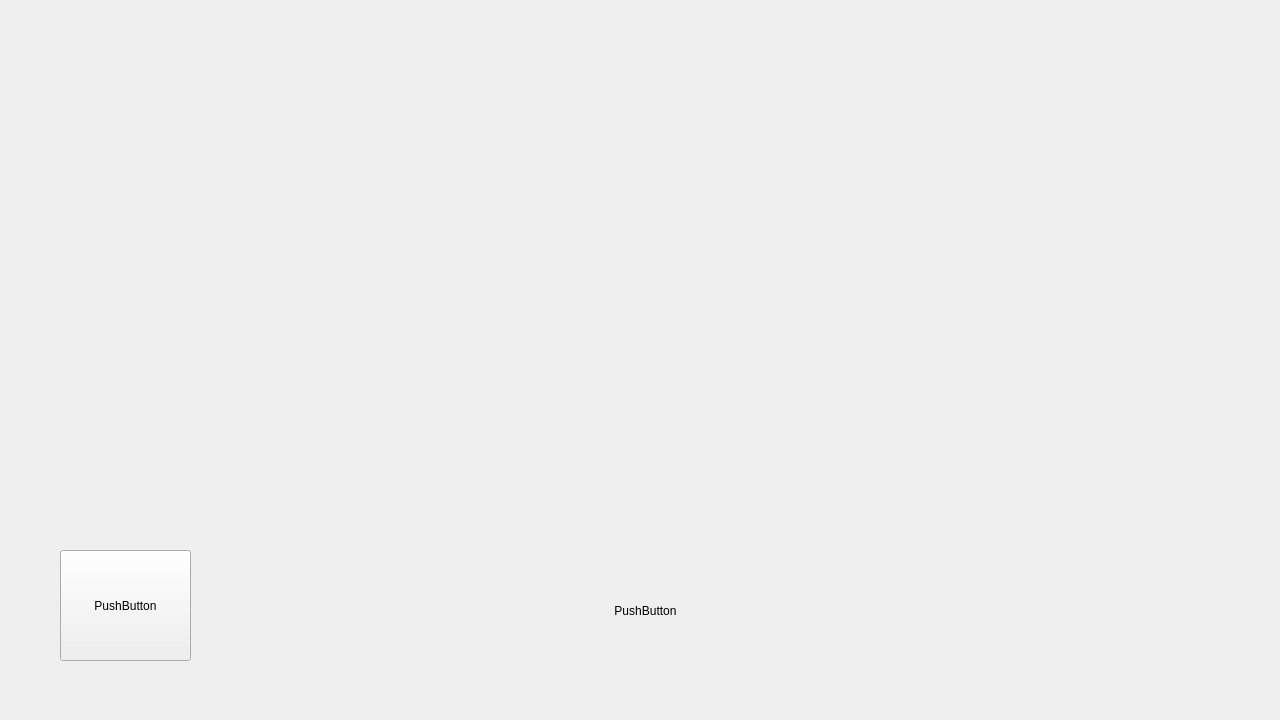
Before: the Qt Designer form mainwindow.ui in lucaspaupie/tp-poo-oca, drawn with Qt 5.
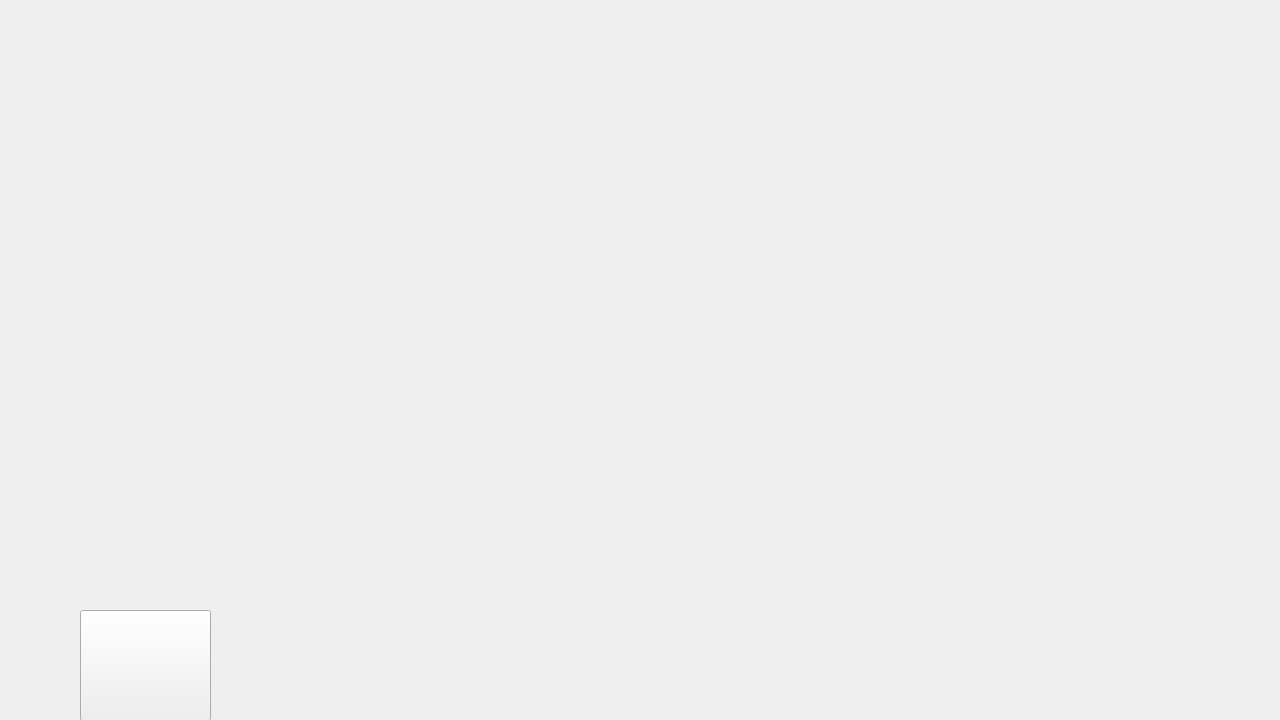
After: the same form once the commit is applied. Icons and pictures are not drawn.

```diff
--- a/mainwindow.ui
+++ b/mainwindow.ui
@@ -23,7 +23,7 @@
    <widget class="QStackedWidget" name="stackedWidget">
     <property name="geometry">
      <rect>
-      <x>-150</x>
+      <x>-80</x>
       <y>0</y>
       <width>1441</width>
       <height>721</height>
@@ -47,7 +47,7 @@
      <widget class="QPushButton" name="pushButton">
       <property name="geometry">
        <rect>
-        <x>660</x>
+        <x>1030</x>
         <y>570</y>
         <width>271</width>
         <height>81</height>
@@ -58,14 +58,14 @@
 border: none;</string>
       </property>
       <property name="text">
-       <string>PushButton</string>
+       <string/>
       </property>
      </widget>
      <widget class="QPushButton" name="pushButton_2">
       <property name="geometry">
        <rect>
-        <x>210</x>
-        <y>550</y>
+        <x>160</x>
+        <y>610</y>
         <width>131</width>
         <height>111</height>
        </rect>
@@ -77,7 +77,7 @@
 background-size: 5px;</string>
       </property>
       <property name="text">
-       <string>PushButton</string>
+       <string/>
       </property>
      </widget>
     </widget>
```
Left out of the diff: 13 changed lines with no effect on the pictures.
